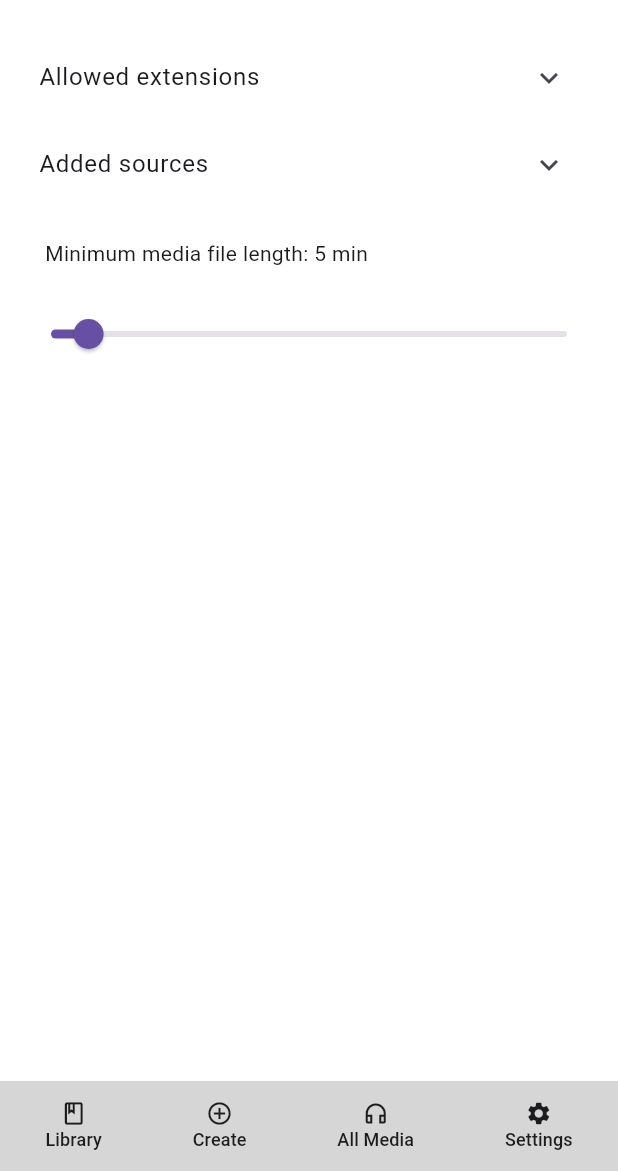
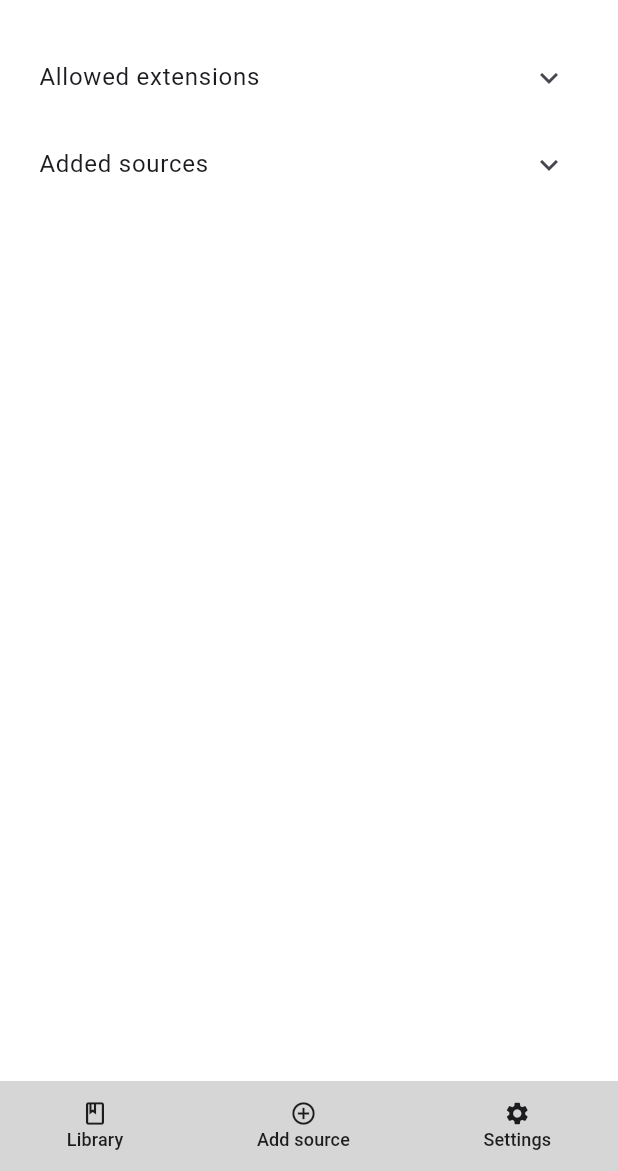
Before and after one commit to Desu1243/AudioReader, a Flutter app: the screen it shows after launch, item 3 of the bottom bar chosen, after a tap on "Settings", on a phone screen of 412 x 824 dp, the part 65-1236 px from its top. Run offline on Flutter 3.47's test engine with Material 3 defaults, Android fonts, the phone set to English and light mode, and no system bars; our stand-ins replace audioplayers, file_picker, flutter_spinkit, permission_handler; statements that could not run were skipped.

Commit message:
project cleanup, added dialog window on start when there are no sources added

```diff
--- a/lib/models/Playlist.dart
+++ b/lib/models/Audiobook.dart
@@ -1,11 +1,11 @@
 import 'package:audioreader/models/MediaFile.dart';
 
-class Playlist{
+class Audiobook{
   String name;
   String coverImage;
   List<MediaFile> items;
 
-  Playlist({
+  Audiobook({
     required this.name,
     required this.coverImage,
     required this.items
@@ -17,7 +17,7 @@ class Playlist{
     'items': items.map((item) => item.toJson()).toList()
   };
 
-  Playlist.fromJson(Map<String, dynamic> json):
+  Audiobook.fromJson(Map<String, dynamic> json):
         name = json['name'],
         coverImage = json['coverImage'],
         items = List<MediaFile>.from(json['items'].map((item) => MediaFile.fromJson(item)));
--- a/lib/models/MediaFile.dart
+++ b/lib/models/MediaFile.dart
@@ -2,7 +2,6 @@ class MediaFile{
   String name;
   String visibleName = "";
   String filePath;
-  String coverImage = "";
   Duration duration = const Duration();
   bool played = false;
 
@@ -18,7 +17,6 @@ class MediaFile{
     'visibleName': visibleName,
     'filePath': filePath,
     'duration': duration,
-    'coverImage': coverImage,
     'played': played
   };
 
@@ -27,6 +25,5 @@ class MediaFile{
       visibleName = json['visibleName'],
       filePath = json['filePath'],
       duration = json['duration'],
-      coverImage = json['coverImage'],
       played = json['played'];
 }
--- a/lib/models/Settings.dart
+++ b/lib/models/Settings.dart
@@ -3,12 +3,10 @@ import 'package:audioreader/models/Extension.dart';
 class Settings{
   late List<String> sources; // list of directories added as a media file source
   late List<Extension> supportedExtensions; // list of supported media file extensions eg.: 'mp3', 'mp4'
-  late int minAudioLength; // ranges from 1 min to 60 min
   late int theme;
 
   Settings({
     required this.sources,
-    required this.minAudioLength,
     required this.supportedExtensions,
     required this.theme
   });
@@ -16,7 +14,6 @@ class Settings{
   Map<String, dynamic> toMap() {
     return {
       'sources': sources,
-      'minAudioLength': minAudioLength,
       'supportedExtensions': supportedExtensions.map((ex){
         return ex.toMap();
       }).toList(),
@@ -26,7 +23,6 @@ class Settings{
 
   Settings.fromJson(Map<String, dynamic> json){
     sources = List<String>.from(json['sources']);
-    minAudioLength = json['minAudioLength'];
     supportedExtensions = List<Extension>.from(json['supportedExtensions'].map((ex)=>Extension.fromJson(ex)));
     theme = json['theme'];
   }
@@ -34,7 +30,6 @@ class Settings{
   static Settings defaultSettings() {
     return Settings(
         sources: List<String>.empty(growable: true),
-        minAudioLength: 5,
         supportedExtensions: [
           Extension(extension: 'mp3', isSelected: true),
           Extension(extension: 'mp4', isSelected: true),
--- a/lib/pages/AllAudioPage.dart
+++ /dev/null
@@ -1,59 +0,0 @@
-import 'package:audioreader/widgets/MediaWidget.dart';
-import 'package:flutter/material.dart';
-
-import '../services/MediaService.dart';
-import '../services/SettingsService.dart';
-import '../services/ThemeService.dart';
-
-class AllAudioPage extends StatefulWidget {
-  const AllAudioPage({Key? key}) : super(key: key);
-
-  @override
-  State<AllAudioPage> createState() => _AllAudioPageState();
-}
-
-class _AllAudioPageState extends State<AllAudioPage> {
-  final ScrollController scrollController = ScrollController();
-
-  @override
-  Widget build(BuildContext context) {
-    return Scaffold(
-      backgroundColor: ThemeService.background,
-      appBar: AppBar(
-        elevation: 0.0,
-        backgroundColor: ThemeService.appBarBg,
-        title: Text("All Media",
-            style: TextStyle(fontWeight: FontWeight.bold, fontSize: 24, color: ThemeService.text)),
-      ),
-      body: RefreshIndicator(
-        displacement: 10,
-        onRefresh: () async {
-          MediaService mediaService = MediaService();
-          SettingsService settingsService = SettingsService();
-
-          await settingsService.getSettings();
-          await mediaService.getMediaFiles();
-
-          if(context.mounted){
-            setState(() {});
-          }
-        },
-        child: pageContent(),
-      ),
-    );
-  }
-
-  Widget pageContent(){
-    if(MediaService.allMediaFiles.isEmpty){
-      return const Center(child: Text("No media"));
-    }else{
-      return ListView.builder(
-        itemCount: MediaService.allMediaFiles.length,
-        controller: scrollController,
-        scrollDirection: Axis.vertical,
-        shrinkWrap: true,
-        itemBuilder: (context, index) => MediaWidget(mediaFile: MediaService.allMediaFiles[index]),
-      );
-    }
-  }
-}
--- a/lib/pages/LibraryPage.dart
+++ b/lib/pages/LibraryPage.dart
@@ -1,8 +1,10 @@
 import 'package:audioreader/services/SettingsService.dart';
 import 'package:audioreader/services/ThemeService.dart';
+import 'package:audioreader/widgets/AddSourceDialog.dart';
 import 'package:flutter/material.dart';
 
 import '../services/MediaService.dart';
+import '../widgets/AudiobookWidget.dart';
 
 class LibraryPage extends StatefulWidget {
   const LibraryPage({Key? key}) : super(key: key);
@@ -12,6 +14,22 @@ class LibraryPage extends StatefulWidget {
 }
 
 class _LibraryPageState extends State<LibraryPage> {
+
+  @override
+  void initState() {
+    super.initState();
+    ///open add first source dialog on start
+    ()async{
+      Future.delayed(Duration.zero,() {
+        if (SettingsService.settings.sources.isEmpty) {
+          showDialog(
+              context: context, builder: (context) => const AddSourceDialog());
+        }
+      });
+    }();
+
+  }
+
   @override
   Widget build(BuildContext context) {
     return Scaffold(
@@ -32,19 +50,19 @@ class _LibraryPageState extends State<LibraryPage> {
             SettingsService settingsService = SettingsService();
 
             await settingsService.getSettings();
-          await mediaService.getMediaFiles();
+            await mediaService.getAudiobooks();
           },
-        child: ListView(children: [
-          if(MediaService.allPlaylists.isEmpty)
-          Container(
-            constraints: BoxConstraints(
-                minHeight: MediaQuery.of(context).size.height - 56 - 60 - 24
-                /// in order: - AppBar - BottomNavigationBar - text in the center
-                ),
-            child: const Center(child: Text("No playlists created")),
-          ),
-        ]),
-      ),
+          child: pageContent()),
     );
   }
+
+  Widget pageContent() {
+    if (MediaService.allAudiobooks.isEmpty) {
+      return const Center(child: Text("No audiobooks"));
     }
+
+    return ListView.builder(
+        itemBuilder: (context, index) =>
+            AudiobookWidget(audiobook: MediaService.allAudiobooks[index]));
+  }
+}
--- a/lib/pages/LoadingPage.dart
+++ b/lib/pages/LoadingPage.dart
@@ -18,7 +18,7 @@ class _LoadingPageState extends State<LoadingPage> {
     SettingsService settingsService = SettingsService();
     MediaService mediaService = MediaService();
     await settingsService.getSettings();
-    await mediaService.getMediaFiles();
+    await mediaService.getAudiobooks();
 
     if(context.mounted){
       Navigator.pushReplacement(context, MaterialPageRoute(builder: (context) => const MainPage()));
--- a/lib/pages/MainPage.dart
+++ b/lib/pages/MainPage.dart
@@ -1,4 +1,3 @@
-import 'package:audioreader/pages/AllAudioPage.dart';
 import 'package:audioreader/pages/LibraryPage.dart';
 import 'package:audioreader/pages/SettingsPage.dart';
 import 'package:audioreader/services/ThemeService.dart';
@@ -28,7 +27,7 @@ class _MainPageState extends State<MainPage> {
             page = index;
           });
         },
-        children: const [LibraryPage(), AllAudioPage(), SettingsPage()],
+        children: const [LibraryPage(), SettingsPage()],
       ),
       bottomNavigationBar: Container(
         width: double.infinity,
@@ -87,14 +86,14 @@ class _MainPageState extends State<MainPage> {
                 children: [
                   Icon(Icons.add_circle_outline_outlined,
                       color: ThemeService.navBarIcon),
-                  Text("Create",
+                  Text("Add source",
                       style: TextStyle(
                           color: ThemeService.navBarText, fontSize: 12))
                 ],
               ),
             ),
 
-            /// All media button
+            /// Settings button
             ElevatedButton(
               onPressed: () {
                 pageController.animateToPage(1,
@@ -108,33 +107,7 @@ class _MainPageState extends State<MainPage> {
               child: Column(
                 mainAxisAlignment: MainAxisAlignment.center,
                 children: [
-                  Icon(
-                      page == 1
-                          ? Icons.headphones_rounded
-                          : Icons.headphones_outlined,
-                      color: ThemeService.navBarIcon),
-                  Text("All Media",
-                      style: TextStyle(
-                          color: ThemeService.navBarText, fontSize: 12))
-                ],
-              ),
-            ),
-
-            /// Settings button
-            ElevatedButton(
-              onPressed: () {
-                pageController.animateToPage(2,
-                    duration: const Duration(milliseconds: 500),
-                    curve: Curves.ease);
-              },
-              style: ButtonStyle(
-                  elevation: const MaterialStatePropertyAll<double>(0),
-                  backgroundColor:
-                      MaterialStatePropertyAll<Color>(ThemeService.navBarBg)),
-              child: Column(
-                mainAxisAlignment: MainAxisAlignment.center,
-                children: [
-                  Icon(page == 2 ? Icons.settings : Icons.settings_outlined,
+                  Icon(page == 1 ? Icons.settings : Icons.settings_outlined,
                       color: ThemeService.navBarIcon),
                   Text("Settings",
                       style: TextStyle(
--- a/lib/pages/SettingsPage.dart
+++ b/lib/pages/SettingsPage.dart
@@ -16,7 +16,6 @@ class _SettingsPageState extends State<SettingsPage> {
     ...SettingsService.settings.supportedExtensions
   ];
   List<String> addedSources = SettingsService.settings.sources;
-  double newMinAudioLength = SettingsService.settings.minAudioLength.toDouble();
 
 
   @override
@@ -57,26 +56,6 @@ class _SettingsPageState extends State<SettingsPage> {
                 ...(addedSources.map((src)=>sourceOption(src)).toList())
               ],
             ),
-            Padding(
-              padding: const EdgeInsets.all(20),
-              child: Text("Minimum media file length: ${newMinAudioLength.toInt()} min"),
-            ),
-            Slider(
-              value: newMinAudioLength,
-              onChanged: (value){
-                setState(() {
-                  newMinAudioLength = value;
-                });
-              },
-              onChangeEnd: (value) async {
-                SettingsService settingsService = SettingsService();
-                SettingsService.settings.minAudioLength = newMinAudioLength.toInt();
-                settingsService.updateSettings();
-              },
-              min: 1,
-              max: 60,
-              divisions: 59,
-            )
           ]),
         ));
   }
@@ -108,7 +87,7 @@ class _SettingsPageState extends State<SettingsPage> {
               SettingsService settingsService = SettingsService();
               if(context.mounted){
                 setState(() {
-                  var removed = addedSources.remove(src);
+                  addedSources.remove(src);
                 });
                 await settingsService.updateSettings();
               }
--- a/lib/services/MediaService.dart
+++ b/lib/services/MediaService.dart
@@ -1,5 +1,5 @@
 import 'package:audioplayers/audioplayers.dart';
-import 'package:audioreader/models/Playlist.dart';
+import 'package:audioreader/models/Audiobook.dart';
 import 'package:audioreader/services/SettingsService.dart';
 import 'package:permission_handler/permission_handler.dart';
 import 'dart:io';
@@ -9,19 +9,22 @@ import '../models/MediaFile.dart';
 class MediaService {
   MediaService();
 
-  static List<MediaFile> allMediaFiles = List.empty(growable: true);
-  static List<Playlist> allPlaylists = List.empty(growable: true);
+  static List<Audiobook> allAudiobooks = List.empty(growable: true);
+  //static List<MediaFile> allMediaFiles = List.empty(growable: true);
 
-  Future<void> getMediaFiles() async {
-    /// only files with original names. no option to change visible name
-    /// will be shown in All Media tab with name: "folder filename"
+  Future<void> getAudiobooks() async {
+    /// get all playlists from playlist save file
+    /// set them as static variable
+  }
 
-    Map<Permission, PermissionStatus> statuses = await [
+  Future<void> getMediaFiles(String folderPath) async {
+
+    await [
       Permission.storage,
       Permission.manageExternalStorage,
     ].request();
 
-    allMediaFiles = List.empty(growable: true);
+    List<MediaFile> allMediaFiles = List.empty(growable: true);
 
     try {
       for (int i = 0; i < SettingsService.settings.sources.length; i++) {
@@ -46,17 +49,15 @@ class MediaService {
             await player.dispose();
 
             if (duration != null) {
-              /// duration check
-              if (duration.inMinutes < SettingsService.settings.minAudioLength){
-                continue;
-              }
-
               /// check if media file have a correct extension
               if (allowedExtensions.contains(extension)) {
                 var name =
                     "${splitPath[splitPath.length - 2]} ${splitPath.last}";
                 allMediaFiles.add(MediaFile(
-                    name: name, filePath: filesList[j].path, played: false, duration: duration));
+                    name: name,
+                    filePath: filesList[j].path,
+                    played: false,
+                    duration: duration));
               }
             }
           }
@@ -67,20 +68,9 @@ class MediaService {
     }
   }
 
-  Future<void> getPlaylists() async {
-    /// get all playlists from playlist save file
-    /// set them as static variable
-  }
 
-  Future<void> createPlaylist(String name) async {
-    ///
-  }
 
-  Future<void> addToPlaylist(Playlist playlist) async {}
+  Future<void> changeAudiobookCover(String image, Audiobook playlist) async {}
 
-  Future<void> removeFromPlaylist(MediaFile file, Playlist playlist) async {}
-
-  Future<void> changePlaylistCover(String image, Playlist playlist) async {}
-
-  Future<void> renamePlaylist(String newName, Playlist playlist) async {}
+  Future<void> renameAudiobook(String newName, Audiobook playlist) async {}
 }
--- a/lib/widgets/CreateOptionMenu.dart
+++ b/lib/widgets/CreateOptionMenu.dart
@@ -1,4 +1,3 @@
-import 'package:audioreader/pages/CreatePage.dart';
 import 'package:audioreader/pages/LoadingPage.dart';
 import 'package:audioreader/services/SettingsService.dart';
 import 'package:audioreader/services/ThemeService.dart';
@@ -19,7 +18,7 @@ class CreateOptionMenu extends StatelessWidget {
       alignment: Alignment.bottomCenter,
       backgroundColor: ThemeService.white,
       child: SizedBox(
-        height: 250,
+        height: 220,
         width: double.infinity,
         child: Padding(
           padding: const EdgeInsets.symmetric(horizontal: 20.0),
@@ -30,7 +29,7 @@ class CreateOptionMenu extends StatelessWidget {
                 child: Padding(
                   padding: const EdgeInsets.all(20.0),
                   child: Text(
-                    "Create & Add Source",
+                    "Add Source",
                     style: TextStyle(
                       color: ThemeService.text,
                       fontSize: 24,
@@ -39,18 +38,6 @@ class CreateOptionMenu extends StatelessWidget {
                   ),
                 ),
               ),
-              TextButton( /// create playlist button
-                  onPressed: () {
-                    Navigator.of(context).pop();
-                    Navigator.push(context, MaterialPageRoute(builder: (context) => const CreatePage()));
-                  },
-                  child: SizedBox(
-                    width: double.infinity,
-                    child: Text(
-                      "Create playlist",
-                      style: TextStyle(fontSize: 16, color: ThemeService.text),
-                    ),
-                  )),
               TextButton( /// add files source button
                   onPressed: () async {
                     /// open select directory menu and if selected something add it to source
@@ -70,7 +57,7 @@ class CreateOptionMenu extends StatelessWidget {
                   child: SizedBox(
                     width: double.infinity,
                     child: Text(
-                      "Add files source",
+                      "Add audiobook source",
                       style: TextStyle(fontSize: 16, color: ThemeService.text),
                     ),
                   )),
```
Also changed, not shown: lib/pages/CreatePage.dart (deleted, +0 -15 lines), lib/services/SettingsService.dart (+11 -0 lines), lib/widgets/AddSourceDialog.dart (added, +53 -0 lines), lib/widgets/AudiobookWidget.dart (renamed from lib/widgets/MediaWidget.dart, +7 -7 lines), lib/pages/AudiobookPage.dart (added), lib/pages/PlaylistPage.dart (deleted), pubspec.lock. Lines whose indentation alone changed are shown as unchanged.
